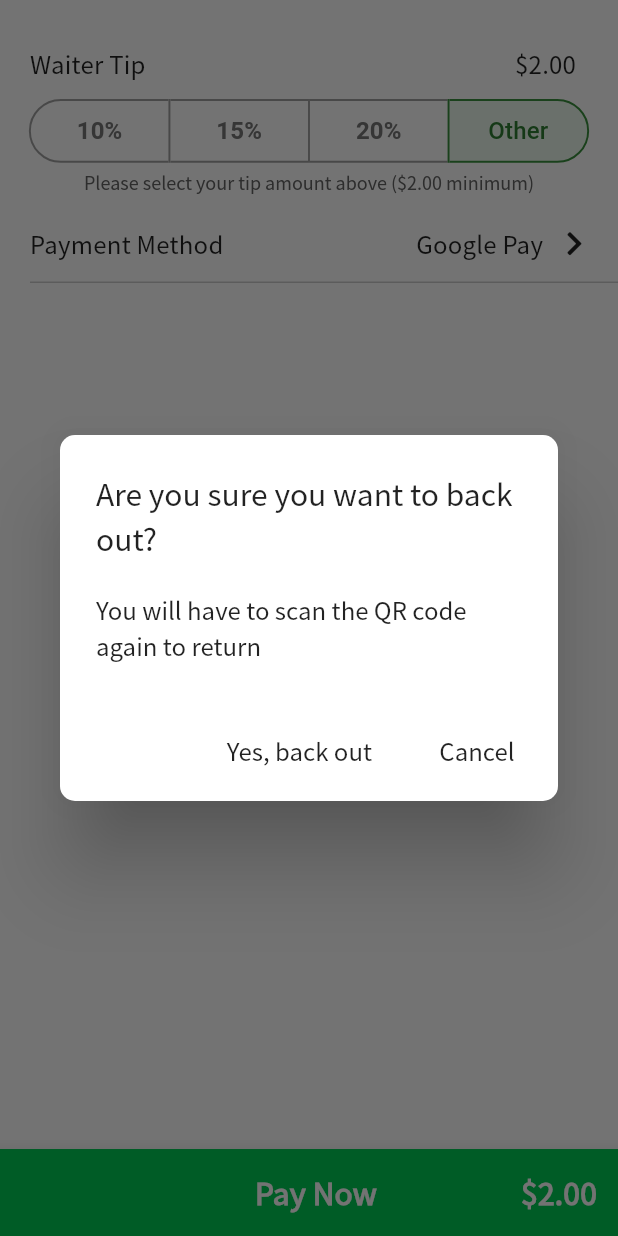
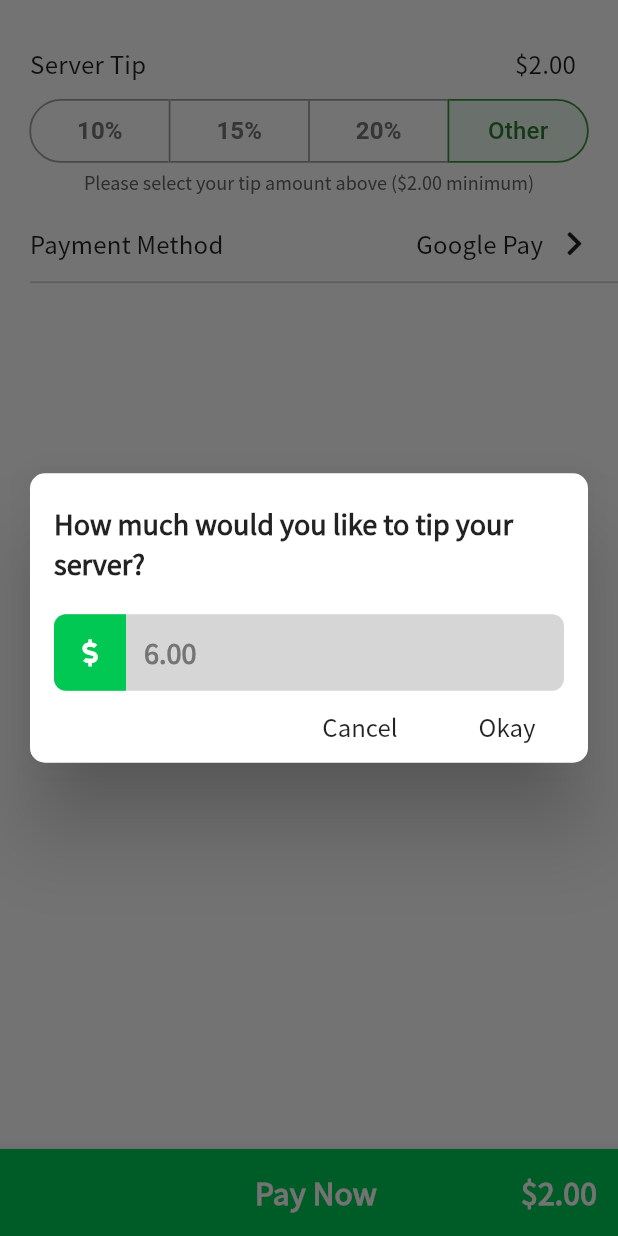
Before and after one commit to kchangela7/dinendash, a Flutter app: the Pay screen opened directly with empty values, after a tap on "10%", after a tap on "Other", on a phone screen of 412 x 824 dp. Run offline on Flutter 3.47's test engine with Material 2 defaults, Android fonts, the phone set to English and light mode, and no system bars; our stand-ins replace cloud_firestore, firebase_auth, flutter_spinkit, font_awesome_flutter, form_field_validator, google_sign_in; missing offline and left inert: barcode_scan; accounts and stored records are empty.

Commit message:
added other button

```diff
--- a/lib/paths/home/screens/scan/myOrder.dart
+++ b/lib/paths/home/screens/scan/myOrder.dart
@@ -276,23 +276,24 @@ class ReturnDialog extends StatelessWidget {
   @override
   Widget build(BuildContext context) {
     return AlertDialog(
-      title: Text("Are you sure you want to back out?"),
+      title: Text("Are you sure you want to back out?", style: TextStyle(fontSize: 18, fontWeight: FontWeight.bold)),
       content: Text('You will have to scan the QR code again to return'),
       buttonPadding: EdgeInsets.symmetric(horizontal: 10),
+      contentPadding: EdgeInsets.symmetric(vertical: 20, horizontal: 25),
       actions: [
         FlatButton(
-          child: Text('Yes, back out', style: TextStyle(fontSize: 16)),
+          onPressed: () {
+            Navigator.of(context).pop();
+          },
+          child: Text('Cancel', style: TextStyle(fontSize: 16, color: Colors.green[800]))
+        ),
+        FlatButton(
+          child: Text('Yes, back out', style: TextStyle(fontSize: 16, color: Colors.green[800])),
           onPressed: () {
             Navigator.pushReplacement(
             context, MaterialPageRoute(builder: (BuildContext context) => Home()));
           },
         ),
-        FlatButton(
-          onPressed: () {
-            Navigator.of(context).pop();
-          },
-          child: Text('Cancel', style: TextStyle(fontSize: 16))
-        )
       ],
       shape: RoundedRectangleBorder(borderRadius: BorderRadius.circular(10)),
     );
--- a/lib/paths/home/screens/scan/pay.dart
+++ b/lib/paths/home/screens/scan/pay.dart
@@ -18,6 +18,10 @@ class _PayState extends State<Pay> {
   String tip = "0.00";
   String payMethod = "Google Pay";
 
+  void onTipChange (String newTip) {
+    setState(() => tip = newTip);
+  }
+
   @override
   void initState() {
     tip = (widget.total * 0.15).toStringAsFixed(2);
@@ -29,7 +33,8 @@ class _PayState extends State<Pay> {
     return Container(
       height: 320,
       child: Scaffold(
-        body: Column(
+        body: SingleChildScrollView(
+          child: Column(
             children: <Widget>[
               // Tip Display
               Padding(
@@ -37,7 +42,7 @@ class _PayState extends State<Pay> {
                 child: Row(
                   mainAxisAlignment: MainAxisAlignment.spaceBetween,
                   children: <Widget>[
-                  Text("Waiter Tip", style: kOrderTextStyle),
+                    Text("Server Tip", style: kOrderTextStyle),
                     Text("\$$tip", style: kOrderTextStyle)
                   ],
                 ),
@@ -60,7 +65,7 @@ class _PayState extends State<Pay> {
                   color: Colors.grey[600],
                   borderColor: Colors.grey,
                   borderRadius: BorderRadius.circular(30),
-                borderWidth: 1.3,
+                  borderWidth: 1.2,
                   fillColor: Colors.green[50],
                   onPressed: (int index) {
                     setState(() {
@@ -72,62 +77,45 @@ class _PayState extends State<Pay> {
                           _selections[buttonIndex] = false;
                         }
                       }
+                    });
 
                     // Handle changes to tip percent
                     var total = widget.total;
                     switch (index) {
                       case 0:
                         if (total < 20.0) {
-                          tip = "2.00";
+                          onTipChange("2.00");
                         } else {
-                          tip = (total * 0.10).toStringAsFixed(2);
+                          onTipChange((total * 0.10).toStringAsFixed(2));
                         }
                         break;
                       case 1:
                         if (total < 13.33) {
-                          tip = "2.00";
+                          onTipChange("2.00");
                         } else {
-                          tip = (total * 0.15).toStringAsFixed(2);
+                          onTipChange((total * 0.15).toStringAsFixed(2));
                         }
                         break;
                       case 2:
+                        setState(() {
                           if (total < 10.0) {
-                          tip = "2.00";
+                            onTipChange("2.00");
                           } else {
-                          tip = (total * 0.20).toStringAsFixed(2);
+                            onTipChange((total * 0.20).toStringAsFixed(2));
                           }
+                        });
                         break;
                       case 3:
                       // Display Other Tip Dialog
                         showDialog(
                           context: context,
                           builder: (BuildContext context) {
-                            return AlertDialog(
-                              title: Text("Are you sure you want to back out?"),
-                              content: Text('You will have to scan the QR code again to return'),
-                              buttonPadding: EdgeInsets.symmetric(horizontal: 10),
-                              actions: [
-                                FlatButton(
-                                  child: Text('Yes, back out', style: TextStyle(fontSize: 16)),
-                                  onPressed: () {
-
-                                  },
-                                ),
-                                FlatButton(
-                                  onPressed: () {
-                                    Navigator.of(context).pop();
-                                  },
-                                  child: Text('Cancel', style: TextStyle(fontSize: 16))
-                                )
-                              ],
-                              shape: RoundedRectangleBorder(borderRadius: BorderRadius.circular(10)),
-                            );
+                            return OtherTip(onTipChange: onTipChange);
                           }
                         );
                         break;
                     }
-                  });
-                },
+                  }
                 ),
               ),
               // Tip Hint Text
@@ -163,6 +151,7 @@ class _PayState extends State<Pay> {
               Divider(indent: 20, height: 0)
             ],
           ),
+        ),
         bottomNavigationBar: BottomAppBar(
           color: primary,
           child: FlatButton(
@@ -182,3 +171,76 @@ class _PayState extends State<Pay> {
     );
   }
 }
+
+class OtherTip extends StatefulWidget {
+
+  final Function onTipChange;
+  OtherTip({ this.onTipChange });
+
+  @override
+  _OtherTipState createState() => _OtherTipState();
+}
+
+class _OtherTipState extends State<OtherTip> {
+
+  String input = "";
+
+  @override
+  Widget build(BuildContext context) {
+    return AlertDialog(
+      insetPadding: EdgeInsets.all(20),
+      title: Text("How much would you like to tip your server?", style: TextStyle(fontSize: 18, fontWeight: FontWeight.bold),),
+      titlePadding: EdgeInsets.symmetric(vertical: 20, horizontal: 16),
+      contentPadding: EdgeInsets.symmetric(vertical: 0, horizontal: 16),
+      content: TextField(
+        onChanged: (val) {
+          setState(() => input = val);
+        },
+        style: TextStyle(fontSize: 18, fontWeight: FontWeight.w700),
+        keyboardType: TextInputType.numberWithOptions(),
+        decoration: InputDecoration(
+          contentPadding: EdgeInsets.symmetric(vertical: 12),
+          border: OutlineInputBorder(
+            borderRadius: BorderRadius.all(Radius.circular(8)),
+            borderSide: BorderSide.none
+          ),
+          hintText: "6.00",
+          hintStyle: TextStyle(fontSize: 18, fontWeight: FontWeight.w700, color: Colors.grey[600]),
+          fillColor: Colors.grey[350],
+          filled: true,
+          prefixIcon: Padding(
+            padding: const EdgeInsets.only(right: 12),
+            child: Container(
+              constraints: BoxConstraints(minWidth: 48, minHeight: 51),
+              decoration: ShapeDecoration(
+                color: primary,
+                shape: RoundedRectangleBorder(
+                  borderRadius: BorderRadius.horizontal(left: Radius.circular(8))
+                )
+              ),
+              child: Icon(FontAwesomeIcons.dollarSign, color: Colors.white, size: 18),
+            ),
+          )
+        ),
+      ),
+      buttonPadding: EdgeInsets.symmetric(horizontal: 10),
+      actionsPadding: EdgeInsets.symmetric(horizontal: 10),
+      actions: [
+        FlatButton(
+          child: Text('Cancel', style: TextStyle(fontSize: 16)),
+          onPressed: () {
+            Navigator.of(context).pop();
+          },
+        ),
+        FlatButton(
+          onPressed: () async {
+            widget.onTipChange(double.parse(input).toStringAsFixed(2));
+            Navigator.of(context).pop();
+          },
+          child: Text('Okay', style: TextStyle(fontSize: 16))
+        )
+      ],
+      shape: RoundedRectangleBorder(borderRadius: BorderRadius.circular(10)),
+    );
+  }
+}
--- a/lib/shared/constants.dart
+++ b/lib/shared/constants.dart
@@ -40,7 +40,7 @@ final kCurrencyStyle = TextStyle(
   fontSize: 16,
   fontWeight: FontWeight.w700,
   letterSpacing: 0.1,
-  color: Colors.grey[700]
+  color: Colors.grey[600]
 );
 
 final kOrderHeaderStyle = TextStyle(
```
Lines whose indentation alone changed are shown as unchanged.
